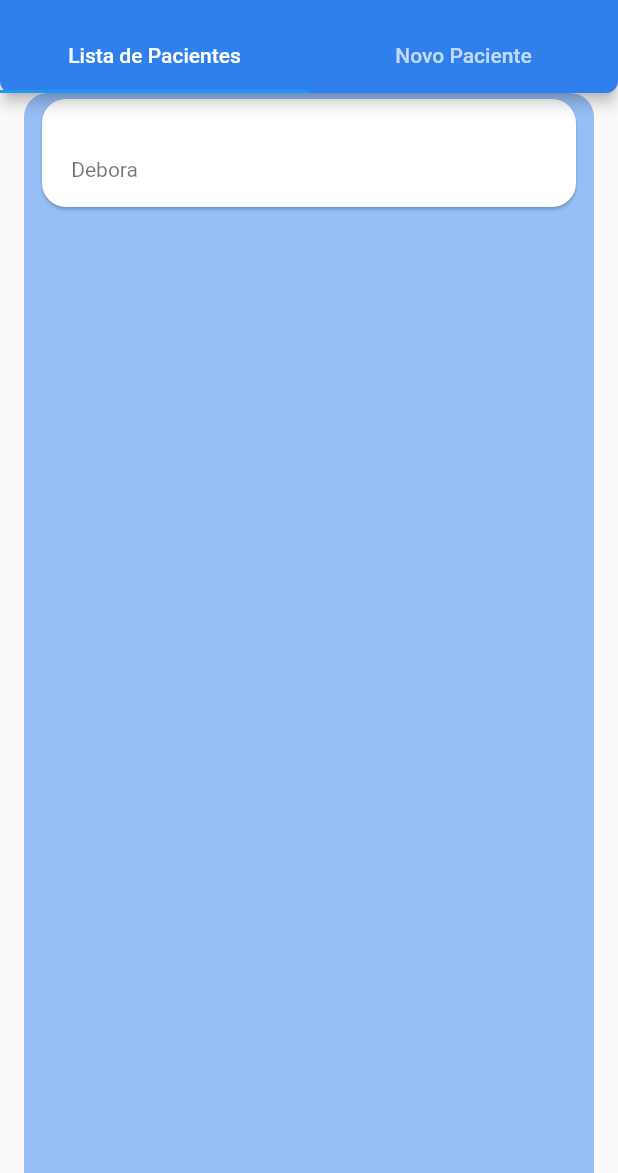
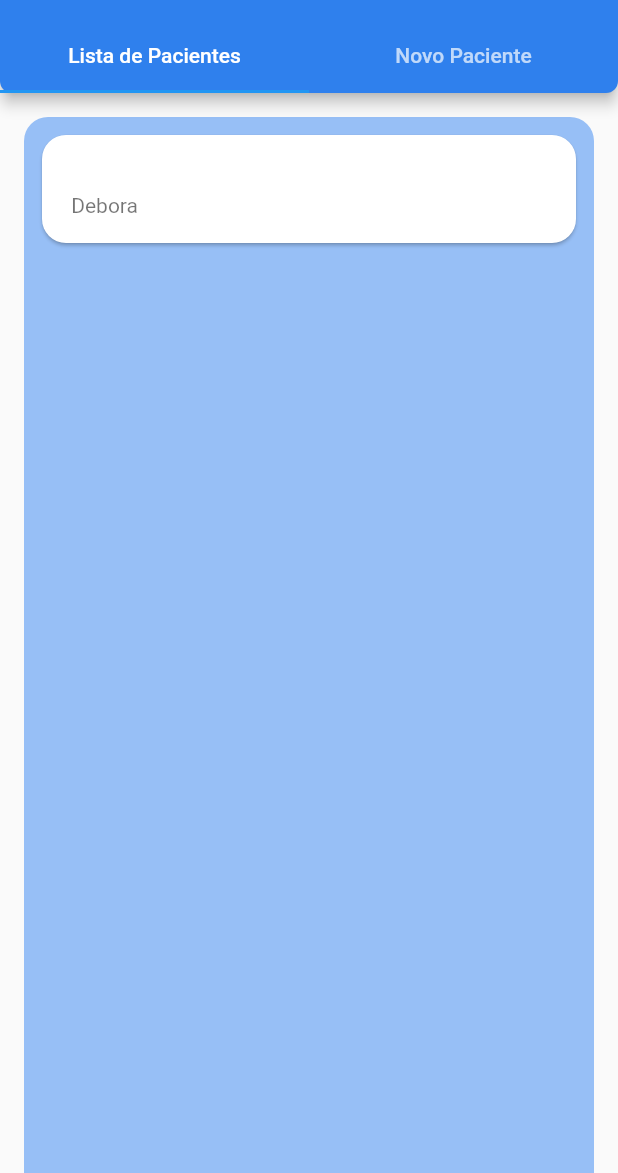
Before and after one commit to adriandallegrave/it_academy_14_exame_de_sangue, a Flutter app: the HomePatient screen opened directly, on a phone screen of 412 x 824 dp, the part 63-1236 px from its top. Run offline on Flutter 3.47's test engine with Material 2 defaults, Android fonts, the phone set to English and light mode, and no system bars.

Commit message:
feat: added home_page and adjustment home_patient

```diff
--- a/blood_check/lib/components/patient_list.dart
+++ b/blood_check/lib/components/patient_list.dart
@@ -15,10 +15,8 @@ class PatientList extends StatefulWidget {
 class _PatientListState extends State<PatientList> {
   @override
   Widget build(BuildContext context) {
-    return Expanded(
-      child: Container(
-        margin: const EdgeInsets.symmetric(horizontal: 16),
-        padding: const EdgeInsets.symmetric(horizontal: 8),
+    return Container(
+      margin: const EdgeInsets.only(top: 16, left: 16, right: 16, bottom: 0),
       decoration: const BoxDecoration(
         color: kSecondColor,
         borderRadius: BorderRadius.only(
@@ -26,20 +24,15 @@ class _PatientListState extends State<PatientList> {
           topRight: Radius.circular(16),
         ),
       ),
-        child: Column(
-          crossAxisAlignment: CrossAxisAlignment.stretch,
-          children: [
-            Expanded(
+      child: Expanded(
         child: ListView(
+          padding: const EdgeInsets.only(left: 8, right: 8, top: 8, bottom: 0),
           children: const <Widget>[
             //Check about date formats in flutter.
             PatientListItem("Debora"), //Insert data from DB here
           ],
         ),
       ),
-          ],
-        ),
-      ),
     );
   }
 }
--- a/blood_check/lib/screens/home_patient.dart
+++ b/blood_check/lib/screens/home_patient.dart
@@ -16,6 +16,7 @@ class HomePatient extends StatefulWidget {
 class _PatientState extends State<HomePatient> with TickerProviderStateMixin {
   late TabController _tabController;
 
+  @override
   void initState() {
     super.initState();
     _tabController = TabController(length: 2, vsync: this);
--- a/blood_check/pubspec.yaml
+++ b/blood_check/pubspec.yaml
@@ -58,9 +58,8 @@ flutter:
   uses-material-design: true
 
   # To add assets to your application, add an assets section, like this:
-  # assets:
-  #   - images/a_dot_burr.jpeg
-  #   - images/a_dot_ham.jpeg
+  assets:
+    - assets/water-drop.png
 
   # An image asset can refer to one or more resolution-specific "variants", see
   # https://flutter.dev/assets-and-images/#resolution-aware.
```
Also changed, not shown: blood_check/lib/main.dart (+5 -3 lines), blood_check/lib/screens/home_page.dart (added, +87 -0 lines), blood_check/assets/water-drop.png (added). Lines whose indentation alone changed are shown as unchanged.
